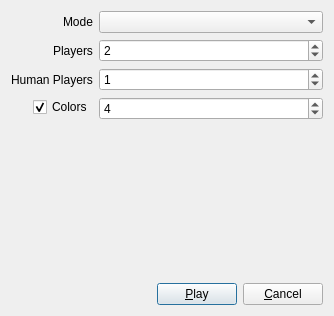
Old version of the form Client/offlinedialog.ui in the repository urzmjj/puyovs.
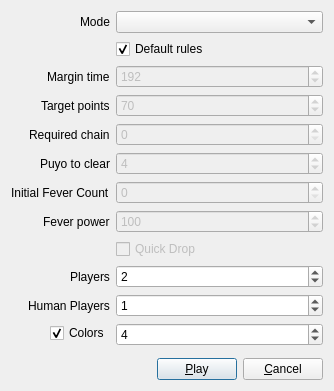
New version of the form. Icons and pictures are not drawn.

```diff
--- a/Client/offlinedialog.ui
+++ b/Client/offlinedialog.ui
@@ -26,7 +26,147 @@
      <property name="labelAlignment">
       <set>Qt::AlignRight|Qt::AlignTrailing|Qt::AlignVCenter</set>
      </property>
-     <item row="4" column="0">
+<item row="1" column="1">
+        <widget class="QCheckBox" name="DefaultRulesCheckbox">
+         <property name="text">
+          <string comment="DefaultRules">Default rules</string>
+         </property>
+         <property name="checked">
+          <bool>true</bool>
+         </property>
+        </widget>
+       </item>
+       <item row="2" column="0">
+        <widget class="QLabel" name="MarginTimeLabel">
+         <property name="text">
+          <string comment="MarginTime">Margin time</string>
+         </property>
+        </widget>
+       </item>
+       <item row="2" column="1">
+        <widget class="QSpinBox" name="MarginTimeSpinBox">
+         <property name="enabled">
+          <bool>false</bool>
+         </property>
+         <property name="maximum">
+          <number>999</number>
+         </property>
+         <property name="value">
+          <number>192</number>
+         </property>
+        </widget>
+       </item>
+       <item row="3" column="0">
+        <widget class="QLabel" name="TargetPointsLabel">
+         <property name="text">
+          <string comment="TargetPoints">Target points</string>
+         </property>
+        </widget>
+       </item>
+       <item row="3" column="1">
+        <widget class="QSpinBox" name="TargetPointsSpinBox">
+         <property name="enabled">
+          <bool>false</bool>
+         </property>
+         <property name="minimum">
+          <number>1</number>
+         </property>
+         <property name="maximum">
+          <number>999</number>
+         </property>
+         <property name="value">
+          <number>70</number>
+         </property>
+        </widget>
+       </item>
+       <item row="4" column="0">
+        <widget class="QLabel" name="label_2">
+         <property name="text">
+          <string comment="RequiredChain">Required chain</string>
+         </property>
+        </widget>
+       </item>
+       <item row="4" column="1">
+        <widget class="QSpinBox" name="RequiredChainSpinBox">
+         <property name="enabled">
+          <bool>false</bool>
+         </property>
+         <property name="maximum">
+          <number>100</number>
+         </property>
+        </widget>
+       </item>
+       <item row="5" column="0">
+        <widget class="QLabel" name="PuyoToClearLabel">
+         <property name="text">
+          <string comment="PuyoToClear">Puyo to clear</string>
+         </property>
+        </widget>
+       </item>
+       <item row="5" column="1">
+        <widget class="QSpinBox" name="PuyoToClearSpinBox">
+         <property name="enabled">
+          <bool>false</bool>
+         </property>
+         <property name="minimum">
+          <number>1</number>
+         </property>
+         <property name="maximum">
+          <number>100</number>
+         </property>
+         <property name="value">
+          <number>4</number>
+         </property>
+        </widget>
+       </item>
+       <item row="6" column="0">
+        <widget class="QLabel" name="InitialFeverCountLabel">
+         <property name="text">
+          <string comment="InitialFeverCount">Initial Fever Count</string>
+         </property>
+        </widget>
+       </item>
+       <item row="6" column="1">
+        <widget class="QSpinBox" name="InitialFeverCountSpinBox">
+         <property name="enabled">
+          <bool>false</bool>
+         </property>
+         <property name="maximum">
+          <number>6</number>
+         </property>
+        </widget>
+       </item>
+       <item row="7" column="0">
+        <widget class="QLabel" name="FeverPowerLabel">
+         <property name="text">
+          <string comment="FeverPower">Fever power</string>
+         </property>
+        </widget>
+       </item>
+       <item row="7" column="1">
+        <widget class="QSpinBox" name="FeverPowerSpinBox">
+         <property name="enabled">
+          <bool>false</bool>
+         </property>
+         <property name="maximum">
+          <number>999</number>
+         </property>
+         <property name="value">
+          <number>100</number>
+         </property>
+        </widget>
+       </item>
+       <item row="8" column="1">
+        <widget class="QCheckBox" name="QuickDropCheckBox">
+         <property name="enabled">
+          <bool>false</bool>
+         </property>
+         <property name="text">
+          <string comment="QuickDrop">Quick Drop</string>
+         </property>
+        </widget>
+       </item>
+     <item row="12" column="0">
       <spacer name="verticalSpacer">
        <property name="orientation">
         <enum>Qt::Vertical</enum>
@@ -39,14 +179,14 @@
        </property>
       </spacer>
      </item>
-     <item row="1" column="0">
+     <item row="9" column="0">
       <widget class="QLabel" name="PlayersLabel">
        <property name="text">
         <string>Players</string>
        </property>
       </widget>
      </item>
-     <item row="1" column="1">
+     <item row="9" column="1">
       <widget class="QSpinBox" name="PlayersSpinBox">
        <property name="minimum">
         <number>1</number>
@@ -59,14 +199,14 @@
        </property>
       </widget>
      </item>
-     <item row="2" column="0">
+     <item row="10" column="0">
       <widget class="QLabel" name="HumanPlayersLabel">
        <property name="text">
         <string>Human Players</string>
        </property>
       </widget>
      </item>
-     <item row="2" column="1">
+     <item row="10" column="1">
       <widget class="QSpinBox" name="HumanPlayersSpinBox">
        <property name="minimum">
         <number>0</number>
@@ -79,7 +219,7 @@
        </property>
       </widget>
      </item>
-     <item row="3" column="1">
+     <item row="11" column="1">
       <widget class="QSpinBox" name="ColorsSpinBox">
        <property name="minimum">
         <number>3</number>
@@ -92,7 +232,7 @@
        </property>
       </widget>
      </item>
-     <item row="3" column="0">
+     <item row="11" column="0">
       <widget class="QCheckBox" name="ColorsCheckBox">
        <property name="text">
         <string comment="SelectColors">Colors</string>
```
